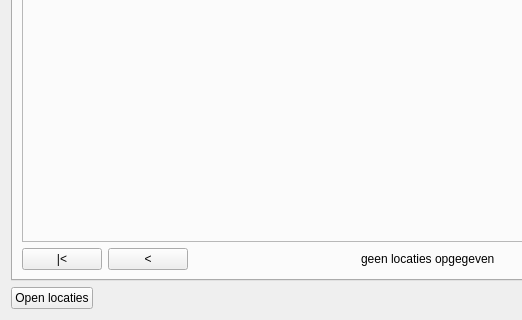
Above: hdsr_tool_dialog_base.ui from breinbaas/hdsrtool before the change; both pictures show x 0 to 522 and y 180 to 500 of the 856 by 500 pixel window. Below: the same form after it.
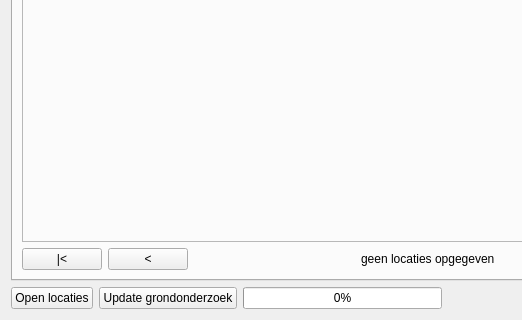
That is the form after the change.

```diff
--- a/hdsr_tool_dialog_base.ui
+++ b/hdsr_tool_dialog_base.ui
@@ -259,6 +259,20 @@
          </property>
         </widget>
        </item>
+       <item>
+        <widget class="QPushButton" name="pbUpdate">
+         <property name="text">
+          <string>Update grondonderzoek</string>
+         </property>
+        </widget>
+       </item>
+       <item>
+        <widget class="QProgressBar" name="pbarMain">
+         <property name="value">
+          <number>0</number>
+         </property>
+        </widget>
+       </item>
        <item>
         <spacer name="horizontalSpacer">
          <property name="orientation">
```
